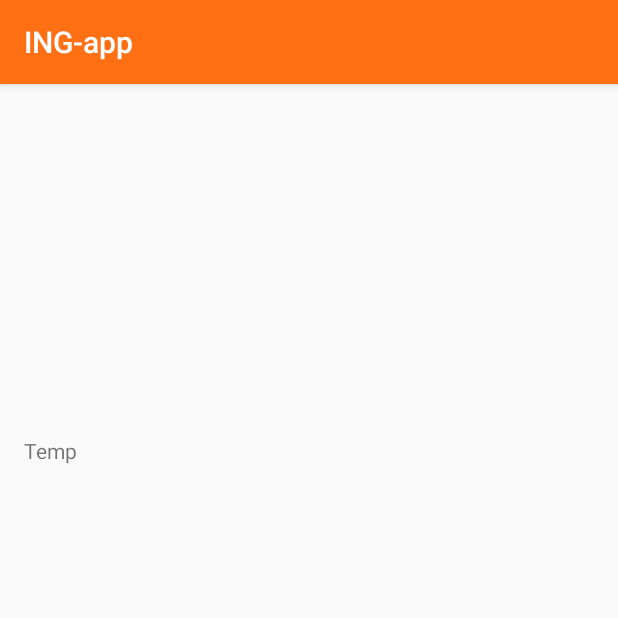
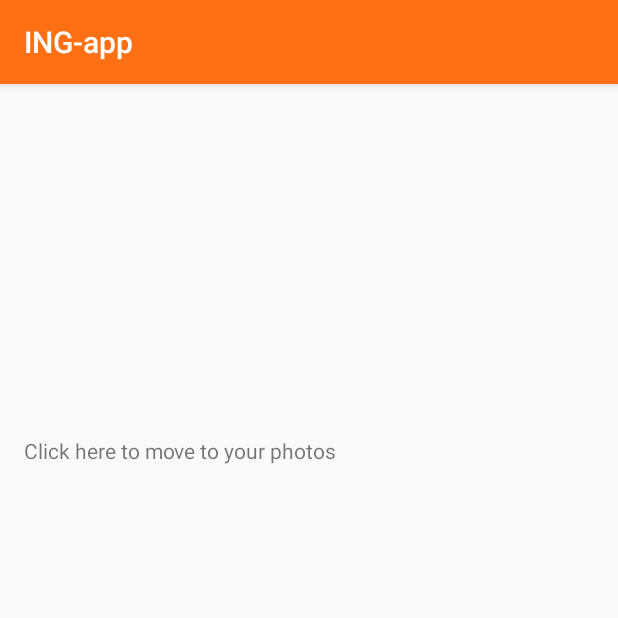
Before and after one commit to psztefko/ING-app, an Android app: the UserFragment screen opened through its navigation route, on a phone screen of 412 x 824 dp, the top half of it. Run offline under Robolectric (Android 15) with nearby library versions, the phone set to English and light mode, and no system bars; our stand-ins replace data binding; 5 statements that could not run were skipped.

```diff
--- a/app/src/main/res/layout/fragment_user.xml
+++ b/app/src/main/res/layout/fragment_user.xml
@@ -7,9 +7,6 @@
         <variable
             name="viewModel"
             type="com.example.ing_app.ui.user.UserViewModel" />
-        <variable
-            name="user"
-            type="com.example.ing_app.domain.User" />
     </data>
 
     <androidx.constraintlayout.widget.ConstraintLayout
@@ -24,7 +21,7 @@
             android:layout_marginStart="16dp"
             android:layout_marginTop="16dp"
             android:layout_marginEnd="16dp"
-            android:text="@{user.username}"
+            android:text="@{viewModel.user.username}"
             tools:text="username"
             app:layout_constraintEnd_toEndOf="parent"
             app:layout_constraintStart_toStartOf="parent"
@@ -37,7 +34,7 @@
             android:layout_marginStart="16dp"
             android:layout_marginTop="8dp"
             android:layout_marginEnd="16dp"
-            android:text="@{user.email}"
+            android:text="@{viewModel.user.email}"
             tools:text="email"
             app:layout_constraintEnd_toEndOf="parent"
             app:layout_constraintStart_toStartOf="parent"
@@ -50,7 +47,7 @@
             android:layout_marginStart="16dp"
             android:layout_marginTop="8dp"
             android:layout_marginEnd="16dp"
-            android:text="@{user.website}"
+            android:text="@{viewModel.user.website}"
             tools:text="website"
             app:layout_constraintEnd_toEndOf="parent"
             app:layout_constraintStart_toStartOf="parent"
@@ -63,7 +60,7 @@
             android:layout_marginStart="16dp"
             android:layout_marginTop="8dp"
             android:layout_marginEnd="16dp"
-            android:text="@{user.address.street}"
+            android:text="@{viewModel.user.address.street}"
             tools:text="street"
             app:layout_constraintEnd_toEndOf="parent"
             app:layout_constraintStart_toStartOf="parent"
@@ -76,7 +73,7 @@
             android:layout_marginStart="16dp"
             android:layout_marginTop="8dp"
             android:layout_marginEnd="16dp"
-            android:text="@{user.address.city}"
+            android:text="@{viewModel.user.address.city}"
             tools:text="city"
             app:layout_constraintEnd_toEndOf="parent"
             app:layout_constraintStart_toStartOf="parent"
@@ -89,7 +86,7 @@
             android:layout_marginStart="16dp"
             android:layout_marginTop="8dp"
             android:layout_marginEnd="16dp"
-            android:text="@{user.address.zipcode}"
+            android:text="@{viewModel.user.address.zipcode}"
             tools:text="zipcode"
             app:layout_constraintEnd_toEndOf="parent"
             app:layout_constraintStart_toStartOf="parent"
@@ -102,7 +99,7 @@
             android:layout_marginStart="16dp"
             android:layout_marginTop="8dp"
             android:layout_marginEnd="16dp"
-            android:text="@{user.address.geo.lat}"
+            android:text="@{viewModel.user.address.geo.lat}"
             tools:text="geoLat"
             app:layout_constraintEnd_toEndOf="parent"
             app:layout_constraintStart_toStartOf="parent"
@@ -115,7 +112,7 @@
             android:layout_marginStart="16dp"
             android:layout_marginTop="8dp"
             android:layout_marginEnd="16dp"
-            android:text="@{user.address.geo.lng}"
+            android:text="@{viewModel.user.address.geo.lng}"
             tools:text="geoLng"
             app:layout_constraintEnd_toEndOf="parent"
             app:layout_constraintStart_toStartOf="parent"
@@ -128,8 +125,8 @@
             android:layout_marginStart="16dp"
             android:layout_marginTop="8dp"
             android:layout_marginEnd="16dp"
-            android:text="Temp"
-            tools:text="images"
+            android:text="@string/Photos"
+            tools:text="@string/Photos"
             app:layout_constraintEnd_toEndOf="parent"
             app:layout_constraintStart_toStartOf="parent"
             app:layout_constraintTop_toBottomOf="@+id/geoLng" />
--- a/app/src/main/res/layout/post_row.xml
+++ b/app/src/main/res/layout/post_row.xml
@@ -64,7 +64,7 @@
             android:layout_marginBottom="10dp"
             android:padding="6dp"
             android:text="@{Integer.toString(post.commentsAmount)}"
-            android:onClick="@{() -> commentClickListener.onCommentClick(post)"
+            android:onClick="@{() -> commentClickListener.onCommentClick(post)}"
             android:textSize="15sp"
             app:layout_constraintBottom_toBottomOf="parent"
             app:layout_constraintStart_toStartOf="parent"
--- a/app/src/main/res/values/strings.xml
+++ b/app/src/main/res/values/strings.xml
@@ -1,5 +1,6 @@
 <resources>
     <string name="app_name">ING-app</string>
+    <string name="Photos">Click here to move to your photos</string>
 
     <!-- TODO: Remove or change this placeholder text -->
     <string name="hello_blank_fragment">Hello blank fragment</string>
```
Also changed, not shown: app/src/main/java/com/example/ing_app/ui/user/UserViewModel.kt (+21 -3 lines).
